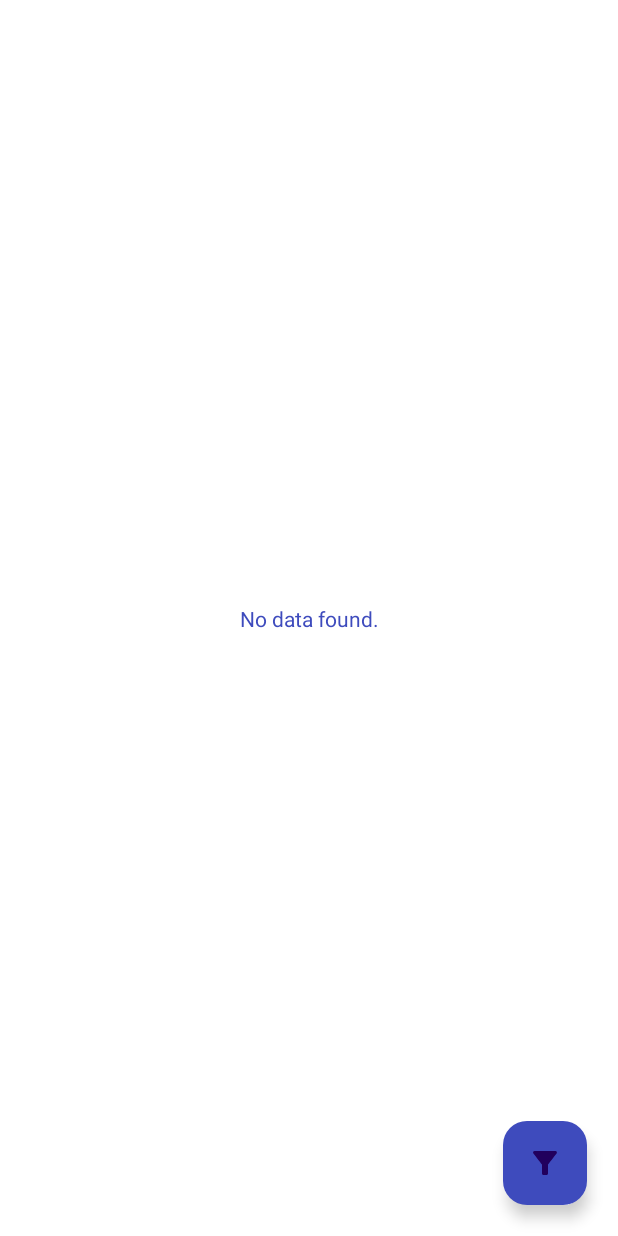
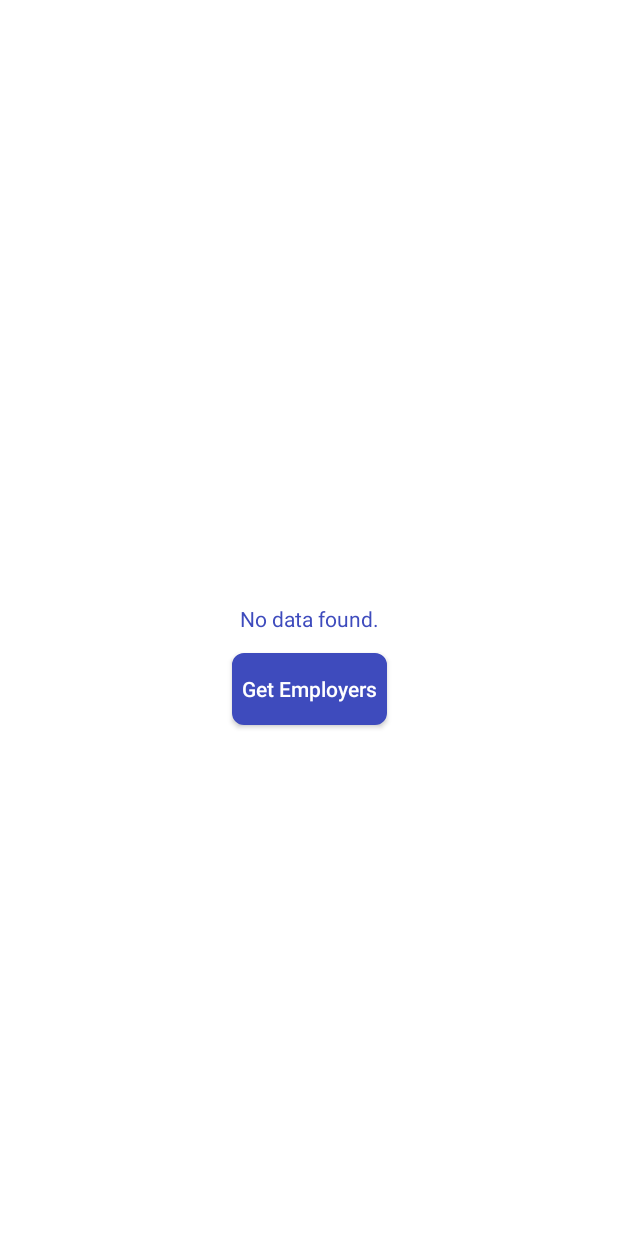
Before and after one commit to Hiteshx13/AchmeaDemo, an Android app: the screen it shows after launch (DashboardActivity), on a phone screen of 412 x 824 dp. Run offline under Robolectric (Android 15) with nearby library versions, the phone set to English and light mode, and no system bars; our stand-ins replace Room's generated code, data binding, sdp/ssp sizes; 1 statement that could not run was skipped.

Commit message:
App parent theme changed for material component button added in dashboard screen to load data

```diff
--- a/app/src/main/java/com/achmea/demo/presentation/DashboardActivity.kt
+++ b/app/src/main/java/com/achmea/demo/presentation/DashboardActivity.kt
@@ -1,7 +1,6 @@
 package com.achmea.demo.presentation
 
 import android.os.Bundle
-import android.util.Log
 import androidx.appcompat.app.AppCompatActivity
 import androidx.core.view.isVisible
 import androidx.databinding.DataBindingUtil
@@ -47,8 +46,6 @@ class DashboardActivity : AppCompatActivity() {
 
             when (data) {
                 is DataState.Loading -> {
-                    updateViewVisibility(false)
-                    Log.d("#STATE","LOADING")
                     binding.progressbar.isVisible = true
                 }
 
@@ -56,11 +53,9 @@ class DashboardActivity : AppCompatActivity() {
                     updateViewVisibility(false)
                     binding.progressbar.isVisible = false
                     binding.tvMessage.text = data.message
-                    Log.d("#STATE","ERROR")
                 }
 
                 is DataState.Success -> {
-                    Log.d("#STATE","SUCCESS")
                     binding.progressbar.isVisible = false
                     if (data.data.isNullOrEmpty()) {
                         updateViewVisibility(false)
@@ -76,12 +71,20 @@ class DashboardActivity : AppCompatActivity() {
 
     private fun initClickListener() {
         binding.fab.setOnClickListener {
-            showFilterDialog(this, true, object : DialogOnClick {
-                override fun onApply(filter: String, maxRow: Int?) {
-                    viewModel.getEmployers(filter, maxRow)
-                }
-            })
+            showFilterDialog()
         }
+
+        binding.btnGetEmployer.setOnClickListener {
+            showFilterDialog()
+        }
+    }
+
+    private fun showFilterDialog() {
+        showFilterDialog(this, true, object : DialogOnClick {
+            override fun onApply(filter: String, maxRow: Int?) {
+                viewModel.getEmployers(filter, maxRow)
+            }
+        })
     }
 
     private fun showEmployerList(list: List<Employer>) {
@@ -94,5 +97,7 @@ class DashboardActivity : AppCompatActivity() {
     private fun updateViewVisibility(isDataAvailable: Boolean) {
         binding.rvEmployers.isVisible = isDataAvailable
         binding.tvMessage.isVisible = !isDataAvailable
+        binding.btnGetEmployer.isVisible = !isDataAvailable
+        binding.fab.isVisible = isDataAvailable
     }
 }
--- a/app/src/main/res/layout/activity_dashboard.xml
+++ b/app/src/main/res/layout/activity_dashboard.xml
@@ -18,7 +18,7 @@
             app:layout_constraintStart_toStartOf="parent"
             app:layout_constraintTop_toTopOf="parent" />
 
-        <androidx.appcompat.widget.AppCompatCheckedTextView
+        <androidx.appcompat.widget.AppCompatTextView
             android:id="@+id/tvMessage"
             android:layout_width="wrap_content"
             android:layout_height="wrap_content"
@@ -28,16 +28,36 @@
             app:layout_constraintStart_toStartOf="parent"
             app:layout_constraintTop_toTopOf="parent" />
 
+        <androidx.appcompat.widget.AppCompatButton
+            android:id="@+id/btnGetEmployer"
+            android:layout_width="wrap_content"
+            android:layout_height="wrap_content"
+            android:text="@string/get_employers"
+            android:visibility="gone"
+            android:layout_marginTop="@dimen/_10sdp"
+            android:paddingStart="@dimen/_5sdp"
+            android:paddingEnd="@dimen/_5sdp"
+            style="@style/StyleButtonBlue"
+            android:textAllCaps="false"
+            app:layout_constraintEnd_toEndOf="parent"
+            app:layout_constraintStart_toStartOf="parent"
+            app:layout_constraintTop_toBottomOf="@+id/tvMessage"
+            tools:visibility="visible" />
+
         <com.google.android.material.floatingactionbutton.FloatingActionButton
             android:id="@+id/fab"
             android:layout_width="wrap_content"
             android:layout_height="wrap_content"
             android:layout_gravity="end|bottom"
+            android:visibility="gone"
+            tools:visibility="visible"
             android:layout_margin="@dimen/_16sdp"
-            android:contentDescription="@string/filter"
+            android:backgroundTint="@color/colorPrimaryDark"
+            android:contentDescription="@string/enter_filter_value"
             android:src="@drawable/ic_filter"
             app:fabSize="normal"
-            android:backgroundTint="@color/colorPrimaryDark"
+            app:borderWidth="0dp"
+            app:tint="@android:color/white"
             app:layout_constraintBottom_toBottomOf="parent"
             app:layout_constraintEnd_toEndOf="parent" />
 
--- a/app/src/main/res/values/colors.xml
+++ b/app/src/main/res/values/colors.xml
@@ -5,5 +5,6 @@
     <color name="colorAccent">#673AB7</color>
     <color name="colorBlack">#FF000000</color>
     <color name="colorWhite">#FFFFFFFF</color>
+    <color name="colorHint">#636161</color>
     <color name="colorLightSky">#CCCDF8</color>
 </resources>
--- a/app/src/main/res/values/strings.xml
+++ b/app/src/main/res/values/strings.xml
@@ -1,12 +1,13 @@
 <resources>
     <string name="app_name">AchmeaDemo</string>
-    <string name="filter">Filter\n</string>
+    <string name="enter_filter_value">Enter filter value</string>
     <string name="apply">Apply</string>
     <string name="no_data_found">No data found.</string>
-    <string name="enter_max_row_optional">Enter Max Row (Optional)</string>
+    <string name="enter_max_row_optional">Enter max row (Optional)</string>
     <string name="enter_employer_name">Enter Employer name</string>
     <string name="discount_percentage">Discount Percentage: %s</string>
     <string name="employer_id">Employer ID: %s</string>
     <string name="place">Place: %s</string>
     <string name="name">Name: %s</string>
+    <string name="get_employers">Get Employers</string>
 </resources>
--- a/app/src/main/res/values/themes.xml
+++ b/app/src/main/res/values/themes.xml
@@ -1,6 +1,6 @@
 <resources>
     <!-- Base application theme. -->
-    <style name="Base.Theme.AchmeaDemo" parent="Theme.Material3.DayNight.NoActionBar">
+    <style name="Base.Theme.AchmeaDemo" parent="Theme.MaterialComponents.NoActionBar">
         <!-- Customize your light theme here. -->
         <item name="colorPrimary">@color/colorPrimary</item>
         <item name="colorPrimaryDark">@color/colorPrimaryDark</item>
@@ -11,7 +11,12 @@
 
     <style name="StyleEditText">
         <item name="android:textColor">@color/colorBlack</item>
-        <item name="android:textColorHint">#585858</item>
+        <item name="android:textColorHint">@color/colorHint</item>
+        <item name="android:background">@color/colorLightSky</item>
+    </style>
+    <style name="StyleButtonBlue">
+        <item name="android:textColor">@color/colorWhite</item>
+        <item name="android:background">@drawable/bg_purple_rounded</item>
     </style>
 
     <style name="StyleTextBlackItalic">
```
Also changed, not shown: app/src/main/res/layout/dialog_filter.xml (+6 -4 lines).
